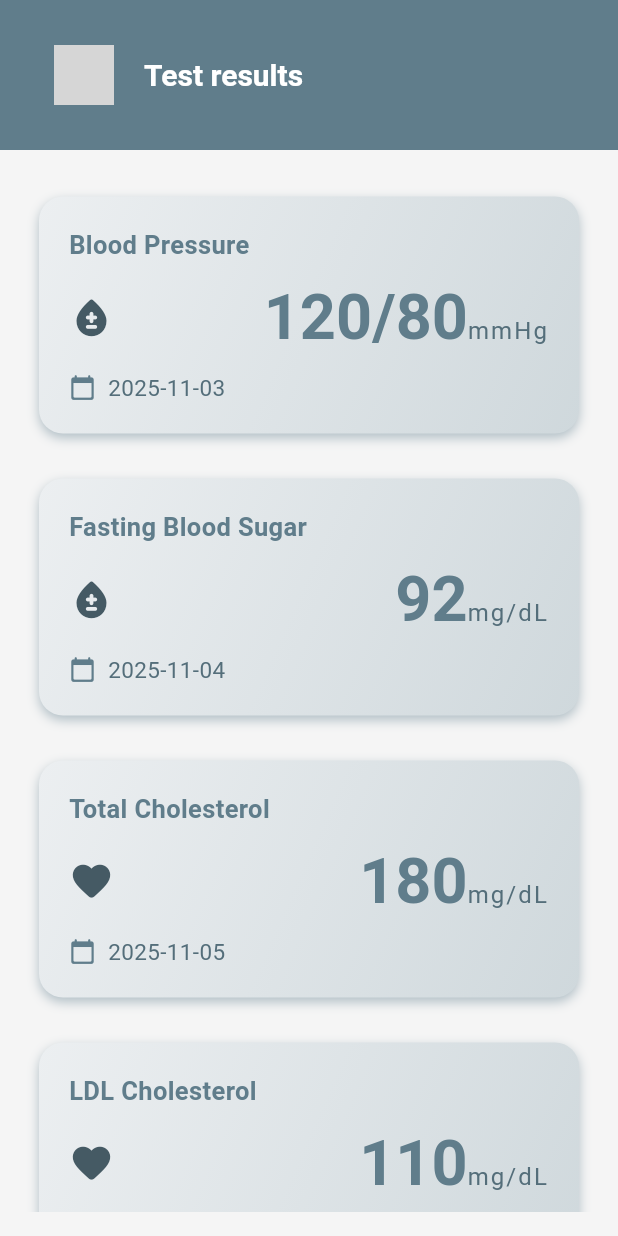
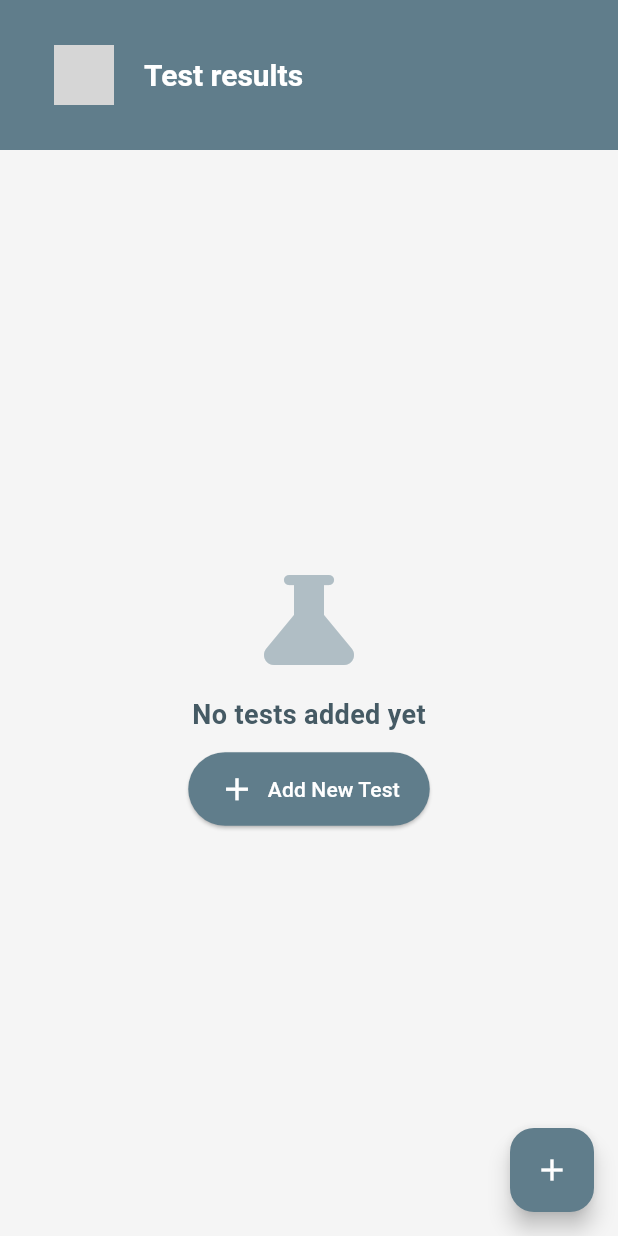
Before and after one commit to Temidayo325/medrepo, a Flutter app: the TestResultsPage screen opened directly, on a phone screen of 412 x 824 dp. Run offline on Flutter 3.47's test engine with Material 3 defaults, Android fonts, the light colour scheme and no system bars; our stand-ins replace flutter_svg, hive_flutter, image_picker, shared_preferences; accounts and stored records are empty; grey boxes are pictures that could not be loaded.

Commit message:
Tests can now be added and stored on the device

```diff
--- a/lib/test_page.dart
+++ b/lib/test_page.dart
@@ -1,23 +1,11 @@
 import 'package:flutter/material.dart';
 import 'components/test_card.dart';
 import 'components/app_title.dart';
+import 'components/test/add_test.dart';
+import 'package:hive_flutter/hive_flutter.dart';
 
 class TestResultsPage extends StatelessWidget {
   TestResultsPage({super.key});
-
-  // Placeholder test data (you’ll later replace this with API data)
-  final List<Map<String, String>> testResults = [
-    {'test': 'Blood Pressure', 'result': '120/80', 'unit': 'mmHg', 'date': '2025-11-03'},
-    {'test': 'Fasting Blood Sugar', 'result': '92', 'unit': 'mg/dL', 'date': '2025-11-04'},
-    {'test': 'Total Cholesterol', 'result': '180', 'unit': 'mg/dL', 'date': '2025-11-05'},
-    {'test': 'LDL Cholesterol', 'result': '110', 'unit': 'mg/dL', 'date': '2025-11-05'},
-    {'test': 'HDL Cholesterol', 'result': '55', 'unit': 'mg/dL', 'date': '2025-11-05'},
-    {'test': 'PSA (Prostate Specific Antigen)', 'result': '2.3', 'unit': 'ng/mL', 'date': '2025-11-06'},
-    {'test': 'Hepatitis B Surface Antigen (HBsAg)', 'result': 'Negative', 'unit': '', 'date': '2025-11-06'},
-    {'test': 'HIV 1 & 2 Screening', 'result': 'Non-reactive', 'unit': '', 'date': '2025-11-06'},
-    {'test': 'Malaria Parasite Test', 'result': 'Negative', 'unit': '', 'date': '2025-11-07'},
-    {'test': 'COVID-19 PCR Test', 'result': 'Not Detected', 'unit': '', 'date': '2025-11-07'},
-  ];
 
   IconData getTestIcon(String test) {
     if (test.contains('Blood')) return Icons.bloodtype_rounded;
@@ -29,8 +17,21 @@ class TestResultsPage extends StatelessWidget {
     return Icons.science_rounded;
   }
 
+  void _openAddTestSheet(BuildContext context) {
+    showModalBottomSheet(
+      context: context,
+      isScrollControlled: true,
+      shape: RoundedRectangleBorder(
+        borderRadius: BorderRadius.vertical(top: Radius.circular(20)),
+      ),
+      builder: (_) => AddTestBottomSheet(),
+    );
+  }
+
   @override
   Widget build(BuildContext context) {
+    final box = Hive.box('tests');
+
     return Scaffold(
       backgroundColor: Colors.grey.shade100,
       appBar: CustomAppBar(
@@ -38,10 +39,55 @@ class TestResultsPage extends StatelessWidget {
         colors: Colors.white,
         backgroundColor: Colors.blueGrey,
       ),
+
       body: Padding(
-        padding: EdgeInsets.all(16.0),
-        child: ListView.builder(
-          physics: BouncingScrollPhysics(),
+        padding: const EdgeInsets.all(16.0),
+        child: ValueListenableBuilder(
+          valueListenable: box.listenable(),
+          builder: (context, Box testBox, _) {
+            final testResults = testBox.values.toList().cast<Map>();
+
+            // Sort by timestamp descending (newest first)
+            testResults.sort((a, b) {
+              final tsA = DateTime.tryParse(a['timestamp'] ?? '') ?? DateTime(2000);
+              final tsB = DateTime.tryParse(b['timestamp'] ?? '') ?? DateTime(2000);
+              return tsB.compareTo(tsA);
+            });
+
+            // Empty state
+            if (testResults.isEmpty) {
+              return Center(
+                child: Column(
+                  mainAxisSize: MainAxisSize.min,
+                  children: [
+                    Icon(Icons.science_rounded, size: 80, color: Colors.blueGrey.shade200),
+                    const SizedBox(height: 10),
+                    Text(
+                      "No tests added yet",
+                      style: TextStyle(
+                        fontSize: 18,
+                        fontWeight: FontWeight.bold,
+                        color: Colors.blueGrey.shade700,
+                      ),
+                    ),
+                    const SizedBox(height: 12),
+                    ElevatedButton.icon(
+                      onPressed: () => _openAddTestSheet(context),
+                      icon: const Icon(Icons.add, color: Colors.white, size: 25,),
+                      label: Text("Add New Test", style: TextStyle(color: Colors.white),),
+                      style: ElevatedButton.styleFrom(
+                        backgroundColor: Colors.blueGrey,
+                        padding: const EdgeInsets.symmetric(horizontal: 20, vertical: 12),
+                      ),
+                    ),
+                  ],
+                ),
+              );
+            }
+
+            // Show list of tests
+            return ListView.builder(
+              physics: const BouncingScrollPhysics(),
               itemCount: testResults.length,
               itemBuilder: (context, index) {
                 final item = testResults[index];
@@ -50,11 +96,19 @@ class TestResultsPage extends StatelessWidget {
                   result: item['result']!,
                   date: item['date']!,
                   icon: getTestIcon(item['test']!),
-              unit: item['unit']!
+                  unit: item['unit']!,
+                );
+              },
             );
           },
         ),
       ),
+
+      floatingActionButton: FloatingActionButton(
+        backgroundColor: Colors.blueGrey,
+        onPressed: () => _openAddTestSheet(context),
+        child: const Icon(Icons.add, color: Colors.white),
+      ),
     );
   }
 }
--- a/pubspec.yaml
+++ b/pubspec.yaml
@@ -34,6 +34,8 @@ dependencies:
   image_picker: ^0.8.7+5
   path_provider: ^2.0.15
   shared_preferences: ^2.1.1
+  hive: ^2.2.3
+  hive_flutter: ^1.1.0
   # The following adds the Cupertino Icons font to your application.
   # Use with the CupertinoIcons class for iOS style icons.
   cupertino_icons: ^1.0.8
```
Also changed, not shown: lib/main.dart (+16 -1 lines), pubspec.lock, 1 other file. Lines whose indentation alone changed are shown as unchanged.
